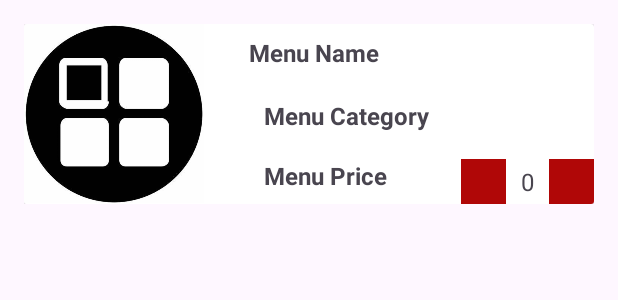
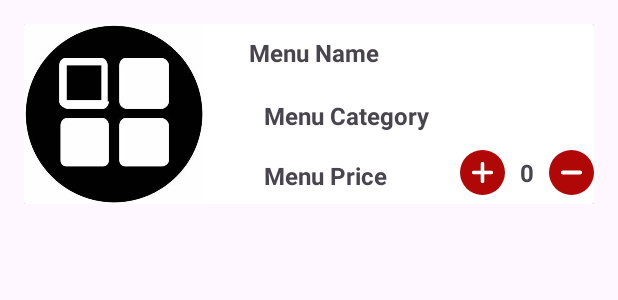
Before and after one commit to harismuj/ECanteen, an Android app: the layout item_menu.xml on its own in the app's theme, with its tools: preview values and no code run, on a phone screen of 412 x 824 dp. Shown: the top 300 px of the screen. Run offline under Robolectric (Android 15) with nearby library versions, the phone set to English and light mode, and no system bars.

Commit message:
outlet menu

```diff
--- /dev/null
+++ b/app/src/main/res/drawable/rounded_button.xml
@@ -0,0 +1,4 @@
+<shape xmlns:android="http://schemas.android.com/apk/res/android">
+    <solid android:color="@color/red" />
+    <corners android:radius="16dp" /> <!-- Adjust the radius as needed for the desired roundness -->
+</shape>
--- a/app/src/main/res/layout/item_menu.xml
+++ b/app/src/main/res/layout/item_menu.xml
@@ -55,17 +55,19 @@
             android:layout_width="wrap_content"
             android:layout_height="wrap_content"
             android:layout_gravity="bottom|end"
+            android:layout_marginBottom="6dp"
             android:orientation="horizontal">
 
-            <Button
+            <ImageButton
                 android:id="@+id/btnPlus"
                 android:layout_width="30dp"
-                android:layout_height="30dp"
-                android:text="+"
-                android:textSize="16sp"
-                android:background="@color/red"
+                android:layout_height="match_parent"
+                android:background="@drawable/rounded_button"
                 android:gravity="center"
-                android:onClick="onPlusButtonClick"/>
+                android:onClick="onPlusButtonClick"
+                android:padding="8dp"
+                android:scaleType="centerCrop"
+                android:src="@drawable/plus" />
 
             <TextView
                 android:id="@+id/quantityTextView"
@@ -75,17 +77,19 @@
                 android:layout_marginLeft="10dp"
                 android:layout_marginRight="10dp"
                 android:text="0"
-                android:textSize="16sp" />
+                android:textSize="16sp"
+                android:textStyle="bold" />
 
-            <Button
+            <ImageButton
                 android:id="@+id/btnMinus"
                 android:layout_width="30dp"
                 android:layout_height="30dp"
-                android:text="-"
-                android:textSize="16sp"
-                android:background="@color/red"
+                android:background="@drawable/rounded_button"
                 android:gravity="center"
-                android:onClick="onMinusButtonClick"/>
+                android:onClick="onMinusButtonClick"
+                android:padding="8dp"
+                android:scaleType="centerCrop"
+                android:src="@drawable/minus" />
 
         </LinearLayout>
 
```
Also changed, not shown: app/src/main/java/com/jungkatjungkit/ecanteen/config/menu/MenuAdapter.java (+9 -30 lines), app/src/main/res/drawable/minus.png (added), app/src/main/res/drawable/plus.png (added).
